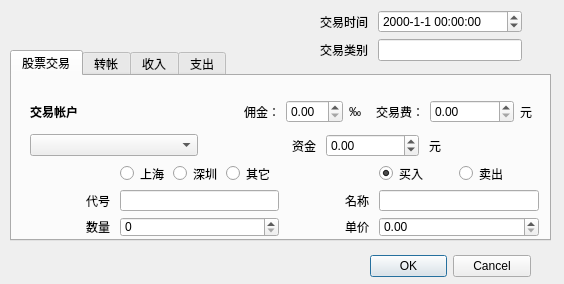
Old version of the form myFinanceExchangeWindow.ui in the repository Imrono/myFinance.
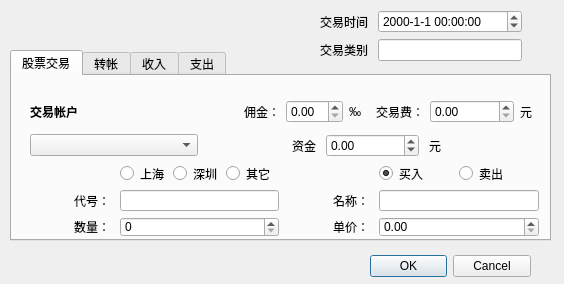
New version of the form. The open tabs and pages were chosen to show the change.

The edit to the form file:
```diff
--- a/myFinanceExchangeWindow.ui
+++ b/myFinanceExchangeWindow.ui
@@ -271,7 +271,7 @@
         <item row="2" column="2">
          <widget class="QLabel" name="labelPrice">
           <property name="text">
-           <string>单价</string>
+           <string>单价：</string>
           </property>
           <property name="alignment">
            <set>Qt::AlignRight|Qt::AlignTrailing|Qt::AlignVCenter</set>
@@ -284,7 +284,7 @@
         <item row="2" column="0">
          <widget class="QLabel" name="labelAmount">
           <property name="text">
-           <string>数量</string>
+           <string>数量：</string>
           </property>
           <property name="alignment">
            <set>Qt::AlignRight|Qt::AlignTrailing|Qt::AlignVCenter</set>
@@ -323,7 +323,7 @@
         <item row="1" column="2">
          <widget class="QLabel" name="labelName">
           <property name="text">
-           <string>名称</string>
+           <string>名称：</string>
           </property>
           <property name="alignment">
            <set>Qt::AlignRight|Qt::AlignTrailing|Qt::AlignVCenter</set>
@@ -336,7 +336,7 @@
         <item row="1" column="0">
          <widget class="QLabel" name="labelCode">
           <property name="text">
-           <string>代号</string>
+           <string>代号：</string>
           </property>
           <property name="alignment">
            <set>Qt::AlignRight|Qt::AlignTrailing|Qt::AlignVCenter</set>
```
Left out of the diff: 14 changed lines with no effect on the pictures.
